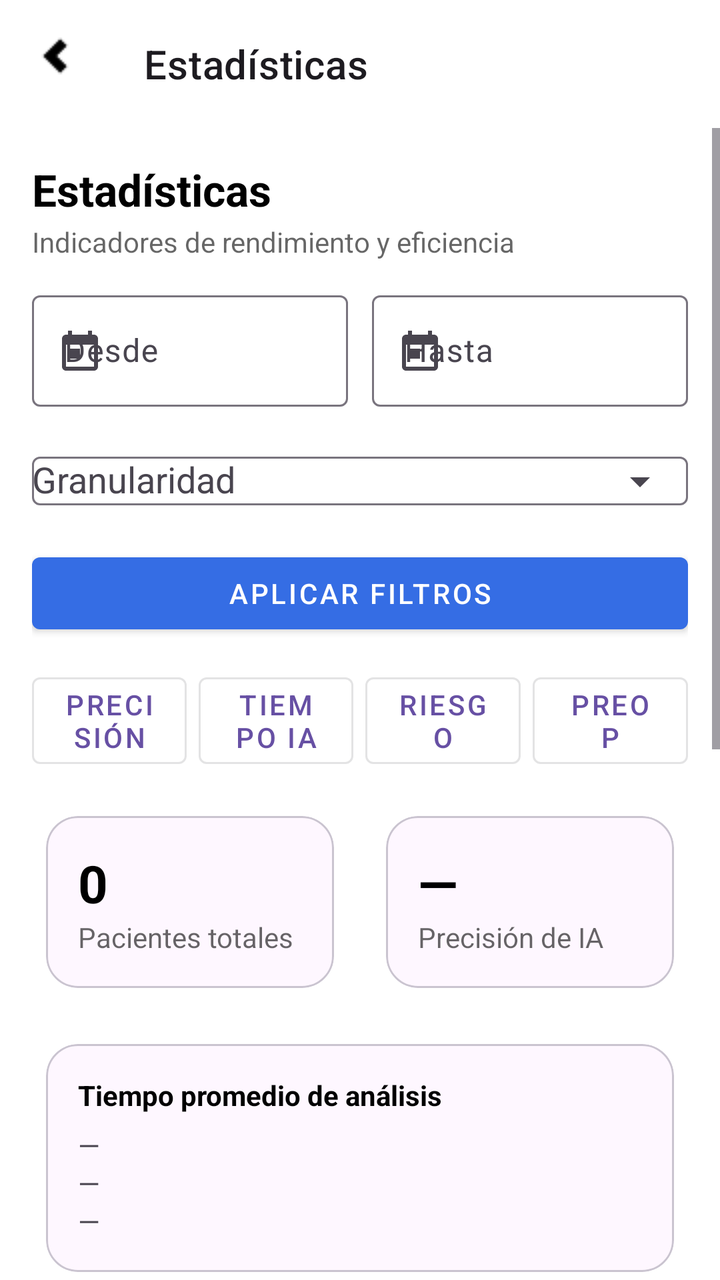
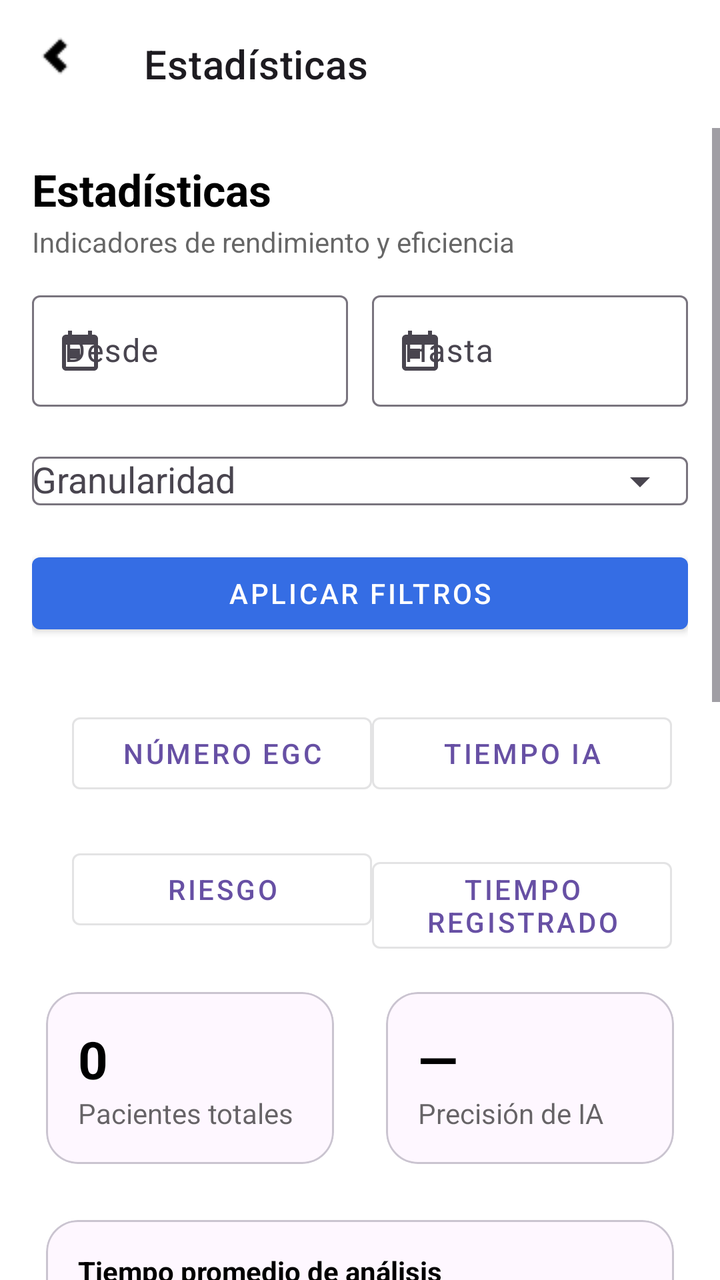

Compare the two renders of this Android layout. The source of the first and the diff that turns it into the second are given below.
<!-- AndroidManifest.xml: application theme Theme.DoctorSaludApp -->
<!-- res/layout/activity_stats.xml -->
<?xml version="1.0" encoding="utf-8"?>
<androidx.coordinatorlayout.widget.CoordinatorLayout
    xmlns:android="http://schemas.android.com/apk/res/android"
    xmlns:app="http://schemas.android.com/apk/res-auto"
    android:background="@color/white"
    android:layout_width="match_parent"
    android:layout_height="match_parent">

    <com.google.android.material.appbar.MaterialToolbar
        android:id="@+id/toolbar"
        style="@style/Widget.MaterialComponents.Toolbar"
        android:layout_width="match_parent"
        android:layout_height="?attr/actionBarSize"
        app:navigationIcon="@drawable/ic_arrow_back_24_si"
        app:title="Estadísticas" />

    <ScrollView
        android:layout_width="match_parent"
        android:layout_height="match_parent"
        android:layout_marginTop="?attr/actionBarSize"
        android:fillViewport="true">

        <LinearLayout
            android:id="@+id/content"
            android:orientation="vertical"
            android:padding="16dp"
            android:layout_width="match_parent"
            android:layout_height="wrap_content">

            
            <TextView
                android:text="Estadísticas"
                android:textStyle="bold"
                android:textSize="22sp"
                android:textColor="@color/black"
                android:layout_width="wrap_content"
                android:layout_height="wrap_content"/>

            <TextView
                android:text="Indicadores de rendimiento y eficiencia"
                android:textColor="@color/black_60"
                android:layout_marginTop="2dp"
                android:layout_width="wrap_content"
                android:layout_height="wrap_content"/>

            <LinearLayout
                android:layout_marginTop="12dp"
                android:orientation="horizontal"
                android:layout_width="match_parent"
                android:layout_height="wrap_content">

                <com.google.android.material.textfield.TextInputLayout
                    android:layout_width="0dp"
                    android:layout_height="wrap_content"
                    android:layout_weight="1"
                    app:startIconDrawable="@drawable/ic_calendar_24">

                    <com.google.android.material.textfield.TextInputEditText
                        android:id="@+id/etStart"
                        android:focusable="false"
                        android:hint="Desde"
                        android:layout_width="match_parent"
                        android:layout_height="wrap_content"/>
                </com.google.android.material.textfield.TextInputLayout>

                <Space android:layout_width="12dp" android:layout_height="1dp"/>

                <com.google.android.material.textfield.TextInputLayout
                    android:layout_width="0dp"
                    android:layout_height="wrap_content"
                    android:layout_weight="1"
                    app:startIconDrawable="@drawable/ic_calendar_24">

                    <com.google.android.material.textfield.TextInputEditText
                        android:id="@+id/etEnd"
                        android:focusable="false"
                        android:hint="Hasta"
                        android:layout_width="match_parent"
                        android:layout_height="wrap_content"/>
                </com.google.android.material.textfield.TextInputLayout>
            </LinearLayout>

            <com.google.android.material.textfield.TextInputLayout
                android:layout_marginTop="8dp"
                android:layout_width="match_parent"
                android:layout_height="wrap_content"
                app:endIconMode="dropdown_menu">

                <com.google.android.material.textfield.MaterialAutoCompleteTextView
                    android:id="@+id/acGranularity"
                    android:layout_width="match_parent"
                    android:layout_height="wrap_content"
                    android:hint="Granularidad"
                    android:inputType="none" />
            </com.google.android.material.textfield.TextInputLayout>



            <com.google.android.material.button.MaterialButton
                android:id="@+id/btnApply"
                style="@style/Widget.MaterialComponents.Button"
                android:text="Aplicar filtros"
                android:layout_marginTop="8dp"
                android:layout_width="match_parent"
                android:layout_height="wrap_content"
                app:backgroundTint="@color/primaryBlue"
                android:textColor="@android:color/white"/>

            
            <LinearLayout
                android:layout_marginTop="12dp"
                android:orientation="horizontal"
                android:layout_width="match_parent"
                android:layout_height="wrap_content">

                <com.google.android.material.button.MaterialButton
                    android:id="@+id/btnPrecision"
                    style="@style/Widget.MaterialComponents.Button.OutlinedButton"
                    android:text="Precisión"
                    android:layout_width="0dp"
                    android:layout_height="wrap_content"
                    android:layout_weight="1"/>

                <Space android:layout_width="6dp" android:layout_height="1dp"/>

                <com.google.android.material.button.MaterialButton
                    android:id="@+id/btnTiempoIa"
                    style="@style/Widget.MaterialComponents.Button.OutlinedButton"
                    android:text="Tiempo IA"
                    android:layout_width="0dp"
                    android:layout_height="wrap_content"
                    android:layout_weight="1"/>

                <Space android:layout_width="6dp" android:layout_height="1dp"/>

                <com.google.android.material.button.MaterialButton
                    android:id="@+id/btnRiesgo"
                    style="@style/Widget.MaterialComponents.Button.OutlinedButton"
                    android:text="Riesgo"
                    android:layout_width="0dp"
                    android:layout_height="wrap_content"
                    android:layout_weight="1"/>

                <Space android:layout_width="6dp" android:layout_height="1dp"/>

                <com.google.android.material.button.MaterialButton
                    android:id="@+id/btnPreop"
                    style="@style/Widget.MaterialComponents.Button.OutlinedButton"
                    android:text="Preop"
                    android:layout_width="0dp"
                    android:layout_height="wrap_content"
                    android:layout_weight="1"/>
            </LinearLayout>

            
            <LinearLayout
                android:layout_marginTop="12dp"
                android:orientation="horizontal"
                android:layout_width="match_parent"
                android:layout_height="wrap_content">

                <com.google.android.material.card.MaterialCardView
                    android:layout_width="0dp"
                    android:layout_height="wrap_content"
                    android:layout_weight="1"
                    app:cardCornerRadius="16dp"
                    app:cardUseCompatPadding="true">

                    <LinearLayout
                        android:padding="16dp"
                        android:orientation="vertical"
                        android:layout_width="match_parent"
                        android:layout_height="wrap_content">

                        <TextView
                            android:id="@+id/tvTotalPatients"
                            android:textSize="26sp"
                            android:textStyle="bold"
                            android:textColor="@color/black"
                            android:text="0"
                            android:layout_width="wrap_content"
                            android:layout_height="wrap_content"/>

                        <TextView
                            android:text="Pacientes totales"
                            android:textColor="@color/black_60"
                            android:layout_width="wrap_content"
                            android:layout_height="wrap_content"/>
                    </LinearLayout>
                </com.google.android.material.card.MaterialCardView>

                <Space android:layout_width="12dp" android:layout_height="1dp"/>

                <com.google.android.material.card.MaterialCardView
                    android:layout_width="0dp"
                    android:layout_height="wrap_content"
                    android:layout_weight="1"
                    app:cardCornerRadius="16dp"
                    app:cardUseCompatPadding="true">

                    <LinearLayout
                        android:padding="16dp"
                        android:orientation="vertical"
                        android:layout_width="match_parent"
                        android:layout_height="wrap_content">

                        <TextView
                            android:id="@+id/tvIaPrecision"
                            android:textSize="26sp"
                            android:textStyle="bold"
                            android:textColor="@color/black"
                            android:text="—"
                            android:layout_width="wrap_content"
                            android:layout_height="wrap_content"/>

                        <TextView
                            android:text="Precisión de IA"
                            android:textColor="@color/black_60"
                            android:layout_width="wrap_content"
                            android:layout_height="wrap_content"/>
                    </LinearLayout>
                </com.google.android.material.card.MaterialCardView>
            </LinearLayout>

            
            <com.google.android.material.card.MaterialCardView
                android:layout_marginTop="12dp"
                android:layout_width="match_parent"
                android:layout_height="wrap_content"
                app:cardCornerRadius="16dp"
                app:cardUseCompatPadding="true">

                <LinearLayout
                    android:padding="16dp"
                    android:orientation="vertical"
                    android:layout_width="match_parent"
                    android:layout_height="wrap_content">

                    <TextView
                        android:text="Tiempo promedio de análisis"
                        android:textStyle="bold"
                        android:textColor="@color/black"
                        android:layout_width="wrap_content"
                        android:layout_height="wrap_content"/>

                    <LinearLayout
                        android:layout_marginTop="6dp"
                        android:orientation="vertical"
                        android:layout_width="match_parent"
                        android:layout_height="wrap_content">

                        <TextView
                            android:id="@+id/tvIaTime"
                            android:text="—"
                            android:layout_width="wrap_content"
                            android:layout_height="wrap_content"/>

                        <TextView
                            android:id="@+id/tvManualTime"
                            android:text="—"
                            android:layout_width="wrap_content"
                            android:layout_height="wrap_content"/>

                        <TextView
                            android:id="@+id/tvSavedTime"
                            android:text="—"
                            android:layout_width="wrap_content"
                            android:layout_height="wrap_content"/>
                    </LinearLayout>
                </LinearLayout>
            </com.google.android.material.card.MaterialCardView>

            
            <com.github.mikephil.charting.charts.BarChart
                android:id="@+id/riskChart"
                android:layout_marginTop="12dp"
                android:layout_width="match_parent"
                android:layout_height="220dp"/>

            
            <com.github.mikephil.charting.charts.LineChart
                android:id="@+id/lineChart"
                android:layout_marginTop="12dp"
                android:layout_width="match_parent"
                android:layout_height="220dp"/>

            
            <androidx.recyclerview.widget.RecyclerView
                android:id="@+id/rvMonthly"
                android:layout_marginTop="8dp"
                android:layout_width="match_parent"
                android:layout_height="wrap_content"/>
        </LinearLayout>
    </ScrollView>

    <ProgressBar
        android:id="@+id/progress"
        style="@style/Widget.MaterialComponents.CircularProgressIndicator"
        android:layout_gravity="center"
        android:visibility="gone"
        android:layout_width="48dp"
        android:layout_height="48dp"/>
</androidx.coordinatorlayout.widget.CoordinatorLayout>
<!-- resources referenced by this layout -->
<resources>
  <color name="black">#FF000000</color>
  <color name="black_60">#99000000</color>
  <color name="primaryBlue">#356DE4</color>
  <color name="white">#ffffffff</color>
  <!-- drawable ic_arrow_back_24_si: png bitmap (drawable, 235 bytes) -->
  <!-- drawable ic_calendar_24 (drawable) -->
  <vector xmlns:android="http://schemas.android.com/apk/res/android"
      android:width="24dp"
      android:height="24dp"
      android:viewportWidth="24"
      android:viewportHeight="24">
      
      <path
          android:fillColor="#FF000000"
          android:pathData="M19,4h-1V2h-2v2H8V2H6v2H5C3.9,4 3,4.9 3,6v14c0,1.1 0.9,2 2,2h14c1.1,0 2,-0.9 2,-2V6C21,4.9 20.1,4 19,4zM19,20H5V9h14V20zM7,11h5v5H7z"/>
  </vector>
  <style name="Theme.DoctorSaludApp" parent="Base.Theme.DoctorSaludApp" />
  <style name="Base.Theme.DoctorSaludApp" parent="Theme.Material3.DayNight.NoActionBar">
          
          
      </style>
</resources>

<!-- the commit's change to res/layout/activity_stats.xml (unified diff, before → after) -->
@@ -109,47 +109,70 @@
             
             <LinearLayout
                 android:layout_marginTop="12dp"
-                android:orientation="horizontal"
-                android:layout_width="match_parent"
-                android:layout_height="wrap_content">
-
-                <com.google.android.material.button.MaterialButton
-                    android:id="@+id/btnPrecision"
-                    style="@style/Widget.MaterialComponents.Button.OutlinedButton"
-                    android:text="Precisión"
-                    android:layout_width="0dp"
-                    android:layout_height="wrap_content"
-                    android:layout_weight="1"/>
-
-                <Space android:layout_width="6dp" android:layout_height="1dp"/>
-
-                <com.google.android.material.button.MaterialButton
-                    android:id="@+id/btnTiempoIa"
-                    style="@style/Widget.MaterialComponents.Button.OutlinedButton"
-                    android:text="Tiempo IA"
-                    android:layout_width="0dp"
-                    android:layout_height="wrap_content"
-                    android:layout_weight="1"/>
-
-                <Space android:layout_width="6dp" android:layout_height="1dp"/>
-
-                <com.google.android.material.button.MaterialButton
-                    android:id="@+id/btnRiesgo"
-                    style="@style/Widget.MaterialComponents.Button.OutlinedButton"
-                    android:text="Riesgo"
-                    android:layout_width="0dp"
-                    android:layout_height="wrap_content"
-                    android:layout_weight="1"/>
-
-                <Space android:layout_width="6dp" android:layout_height="1dp"/>
-
-                <com.google.android.material.button.MaterialButton
-                    android:id="@+id/btnPreop"
-                    style="@style/Widget.MaterialComponents.Button.OutlinedButton"
-                    android:text="Preop"
-                    android:layout_width="0dp"
-                    android:layout_height="wrap_content"
-                    android:layout_weight="1"/>
+                android:orientation="vertical"
+                android:layout_width="match_parent"
+                android:layout_height="wrap_content"
+                android:layout_gravity="center_horizontal"
+                >
+
+                <LinearLayout
+                    android:layout_marginTop="12dp"
+                    android:orientation="horizontal"
+                    android:layout_width="match_parent"
+                    android:width="1dp"
+                    android:layout_marginLeft="20dp"
+                    android:layout_height="wrap_content">
+                    <com.google.android.material.button.MaterialButton
+                        android:id="@+id/btnPrecision"
+                        style="@style/Widget.MaterialComponents.Button.OutlinedButton"
+                        android:text="Número EGC"
+                        android:layout_width="150dp"
+                        android:layout_marginTop="8dp"
+                        android:width="1dp"
+                        android:layout_height="wrap_content"
+                        />
+                    <com.google.android.material.button.MaterialButton
+                        android:id="@+id/btnTiempoIa"
+                        style="@style/Widget.MaterialComponents.Button.OutlinedButton"
+                        android:text="Tiempo IA"
+                        android:layout_marginTop="8dp"
+                        android:layout_width="150dp"
+                        android:width="1dp"
+                        android:layout_height="wrap_content"
+                        />
+                </LinearLayout>
+                <LinearLayout
+                    android:layout_marginTop="12dp"
+                    android:orientation="horizontal"
+                    android:layout_width="match_parent"
+                    android:layout_height="wrap_content"
+                    android:layout_marginLeft="20dp"
+                    android:width="1dp"
+                    >
+                    <com.google.android.material.button.MaterialButton
+                        android:id="@+id/btnRiesgo"
+                        style="@style/Widget.MaterialComponents.Button.OutlinedButton"
+                        android:text="Riesgo"
+                        android:width="1dp"
+                        android:layout_marginTop="8dp"
+                        android:layout_width="150dp"
+                        android:layout_height="wrap_content"
+                        />
+
+
+                    <com.google.android.material.button.MaterialButton
+                        android:id="@+id/btnPreop"
+                        android:width="1dp"
+                        style="@style/Widget.MaterialComponents.Button.OutlinedButton"
+                        android:text="Tiempo registrado"
+                        android:layout_marginTop="8dp"
+                        android:layout_width="150dp"
+                        android:layout_height="wrap_content"
+                        />
+                </LinearLayout>
+
+
+
             </LinearLayout>
 
             
